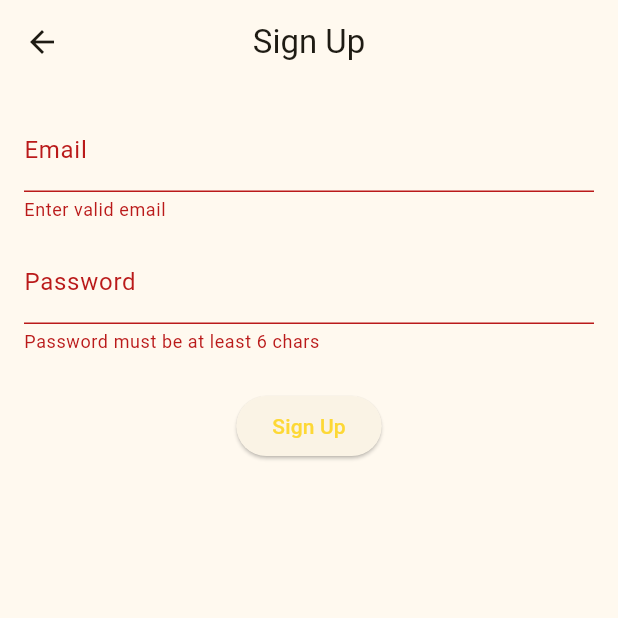
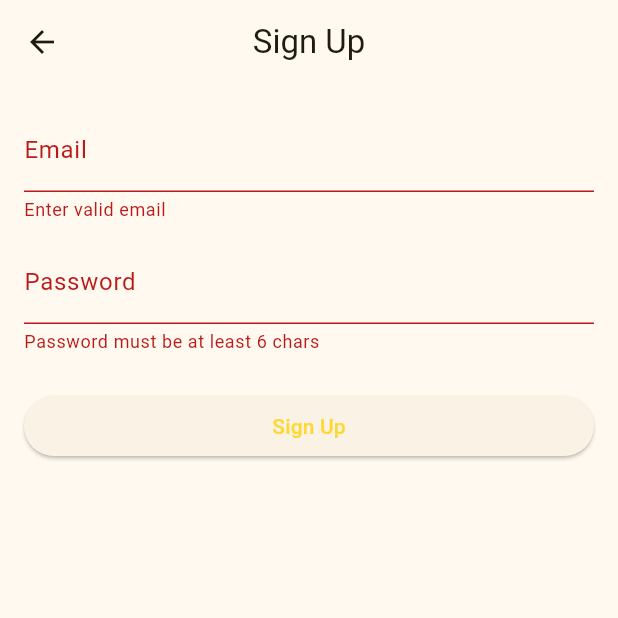
Before and after one commit to mrKlava/meet_explore, a Flutter app: the SignUpScreen screen opened by its route, after a tap on "Sign Up", on a phone screen of 412 x 824 dp, the top half of it. Run offline on Flutter 3.47's test engine with Material 3 defaults, Android fonts, the phone set to English and light mode, and no system bars; our stand-ins replace cloud_firestore, firebase_auth, firebase_core, flutter_riverpod; accounts and stored records are empty; generated files the repository leaves out were written again.

Commit message:
refactored menu

```diff
--- /dev/null
+++ b/lib/features/auth/presentation/screens/sign_up_screen.dart
@@ -0,0 +1,87 @@
+import 'package:flutter/material.dart';
+import 'package:flutter_riverpod/flutter_riverpod.dart';
+import '../providers/auth_controller.dart';
+
+class SignUpScreen extends ConsumerStatefulWidget {
+  const SignUpScreen({super.key});
+
+  @override
+  ConsumerState<SignUpScreen> createState() => _SignUpScreenState();
+}
+
+class _SignUpScreenState extends ConsumerState<SignUpScreen> {
+  final _formKey = GlobalKey<FormState>();
+  final TextEditingController _emailController = TextEditingController();
+  final TextEditingController _passwordController = TextEditingController();
+
+  Future<void> _signUp() async {
+    if (!_formKey.currentState!.validate()) return;
+
+    await ref.read(authControllerProvider.notifier).signUp(
+          email: _emailController.text.trim(),
+          password: _passwordController.text.trim(),
+        );
+  }
+
+  @override
+  Widget build(BuildContext context) {
+    final authState = ref.watch(authControllerProvider);
+
+    ref.listen(authControllerProvider, (previous, next) {
+      next.whenOrNull(
+        error: (error, _) {
+          ScaffoldMessenger.of(context).showSnackBar(
+            SnackBar(content: Text('Sign Up failed: $error')),
+          );
+        },
+      );
+    });
+
+    final isLoading = authState.isLoading;
+
+    return Scaffold(
+      appBar: AppBar(title: const Text('Sign Up')),
+      body: Padding(
+        padding: const EdgeInsets.all(16),
+        child: Form(
+          key: _formKey,
+          child: Column(
+            children: [
+              TextFormField(
+                controller: _emailController,
+                decoration: const InputDecoration(labelText: 'Email'),
+                validator: (v) =>
+                    (v == null || !v.contains('@')) ? 'Enter valid email' : null,
+              ),
+              const SizedBox(height: 12),
+              TextFormField(
+                controller: _passwordController,
+                decoration: const InputDecoration(labelText: 'Password'),
+                obscureText: true,
+                validator: (v) =>
+                    (v == null || v.length < 6) ? 'Password must be at least 6 chars' : null,
+              ),
+              const SizedBox(height: 24),
+              SizedBox(
+                width: double.infinity,
+                child: ElevatedButton(
+                  onPressed: isLoading ? null : _signUp,
+                  child: isLoading
+                      ? const SizedBox(
+                          width: 20,
+                          height: 20,
+                          child: CircularProgressIndicator(
+                            strokeWidth: 2,
+                            color: Colors.white,
+                          ),
+                        )
+                      : const Text('Sign Up'),
+                ),
+              ),
+            ],
+          ),
+        ),
+      ),
+    );
+  }
+}
--- a/lib/features/auth/screens/sign_up_screen.dart
+++ /dev/null
@@ -1,79 +0,0 @@
-import 'package:flutter/material.dart';
-import '../../../core/services/auth_service.dart';
-
-class SignUpScreen extends StatefulWidget {
-  const SignUpScreen({super.key});
-
-  @override
-  State<SignUpScreen> createState() => _SignUpScreenState();
-}
-
-class _SignUpScreenState extends State<SignUpScreen> {
-  final AuthService _authService = AuthService();
-  final _formKey = GlobalKey<FormState>();
-  final TextEditingController _emailController = TextEditingController();
-  final TextEditingController _passwordController = TextEditingController();
-  bool _loading = false;
-
-  void _signUp() async {
-    if (!_formKey.currentState!.validate()) return;
-
-    setState(() => _loading = true);
-    try {
-      await _authService.signUp(
-        _emailController.text.trim(),
-        _passwordController.text.trim(),
-      );
-
-      // Navigate to events screen after signup
-      if (mounted) {
-        Navigator.pushReplacementNamed(context, '/events');
-      }
-    } catch (e) {
-      ScaffoldMessenger.of(context).showSnackBar(
-        SnackBar(content: Text('Sign Up failed: $e')),
-      );
-    } finally {
-      if (mounted) setState(() => _loading = false);
-    }
-  }
-
-  @override
-  Widget build(BuildContext context) {
-    return Scaffold(
-      appBar: AppBar(title: const Text('Sign Up')),
-      body: Padding(
-        padding: const EdgeInsets.all(16),
-        child: Form(
-          key: _formKey,
-          child: Column(
-            children: [
-              TextFormField(
-                controller: _emailController,
-                decoration: const InputDecoration(labelText: 'Email'),
-                validator: (v) =>
-                    (v == null || !v.contains('@')) ? 'Enter valid email' : null,
-              ),
-              const SizedBox(height: 12),
-              TextFormField(
-                controller: _passwordController,
-                decoration: const InputDecoration(labelText: 'Password'),
-                obscureText: true,
-                validator: (v) => (v == null || v.length < 6)
-                    ? 'Password must be at least 6 chars'
-                    : null,
-              ),
-              const SizedBox(height: 24),
-              _loading
-                  ? const CircularProgressIndicator()
-                  : ElevatedButton(
-                      onPressed: _signUp,
-                      child: const Text('Sign Up'),
-                    ),
-            ],
-          ),
-        ),
-      ),
-    );
-  }
-}
--- a/lib/main.dart
+++ b/lib/main.dart
@@ -4,7 +4,7 @@ import 'app.dart';
 
 import 'package:firebase_core/firebase_core.dart';
 import 'firebase_options.dart';
-import 'core/services/auth_service.dart';
+// import 'core/services/auth_service.dart';
 
 void main() async {
   WidgetsFlutterBinding.ensureInitialized();
--- a/lib/routes/app_routes.dart
+++ b/lib/routes/app_routes.dart
@@ -4,8 +4,8 @@ import '../features/events/presentation/screens/events_screen.dart';
 import '../features/events/presentation/screens/events_participating_screen.dart';
 import '../features/events/presentation/screens/event_detail_screen.dart';
 import '../features/about/presentation/screens/about_screen.dart';
-import 'package:meet_explore/features/auth/screens/login_screen.dart';
-import 'package:meet_explore/features/auth/screens/sign_up_screen.dart';
+import 'package:meet_explore/features/auth/presentation/screens/login_screen.dart';
+import 'package:meet_explore/features/auth/presentation/screens/sign_up_screen.dart';
 
 class AppRoutes {
   static const events = '/events';
```
Also changed, not shown: lib/app.dart (+31 -12 lines), lib/core/widgets/app_drawer.dart (+20 -26 lines), lib/features/auth/data/repositories/auth_repository_impl.dart (added, +46 -0 lines), lib/features/auth/data/services/firebase_auth_service.dart (added, +31 -0 lines), lib/features/auth/domain/entities/user_entity.dart (added, +9 -0 lines), lib/features/auth/domain/repositories/auth_repository.dart (added, +17 -0 lines), lib/features/auth/presentation/providers/auth_controller.dart (added, +56 -0 lines), lib/features/auth/presentation/providers/auth_provider.dart (added, +25 -0 lines), lib/features/auth/presentation/screens/login_screen.dart (added, +113 -0 lines), lib/features/auth/screens/login_screen.dart (deleted, +0 -94 lines).
